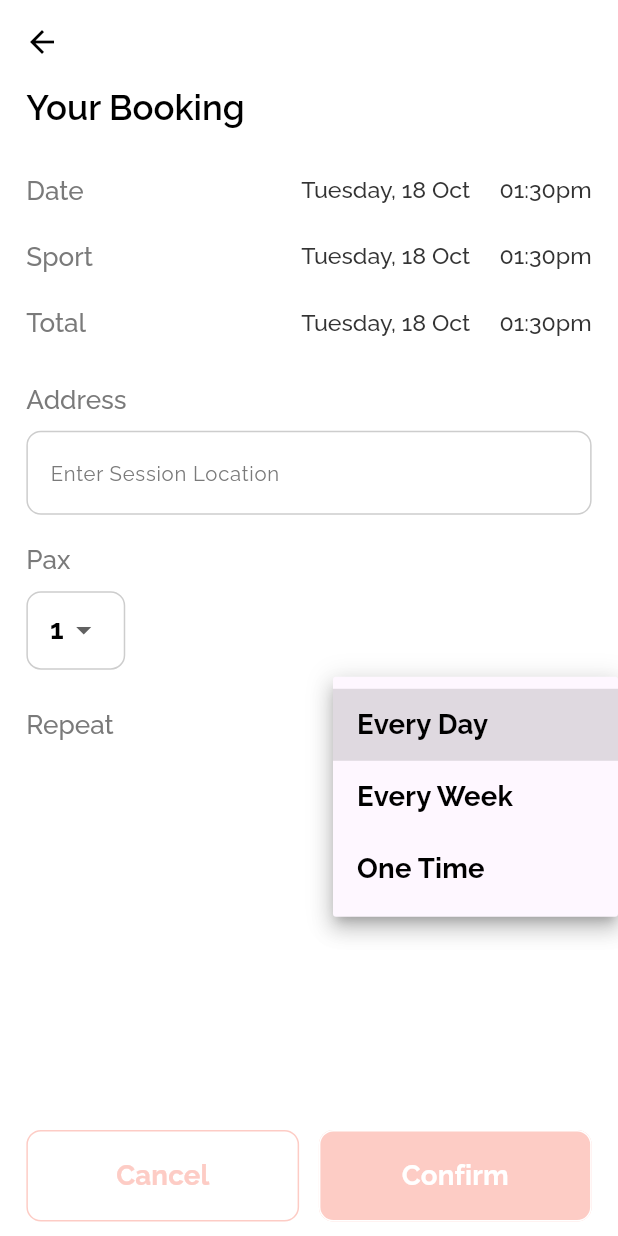
After one commit to Kdkartik7275/Hi-Coach, a Flutter app: the ConfirmationView screen opened by its route, after a tap on "Every Day", on a phone screen of 412 x 824 dp. The commit adds this screen. Run offline on Flutter 3.47's test engine with Material 3 defaults, Android fonts, the light colour scheme and no system bars; our stand-ins replace cached_network_image, card_swiper, cloud_firestore, country_picker, dotted_border, firebase_auth and 16 more; accounts and stored records are empty.

Commit message:
Features Added

```diff
--- a/lib/core/common/widget/buttons/profile_button.dart
+++ b/lib/core/common/widget/buttons/profile_button.dart
@@ -1,18 +1,22 @@
 import 'package:flutter/material.dart';
 import 'package:hi_coach/core/conifg/colors.dart';
 
-class ProfileButton extends StatelessWidget {
-  ProfileButton(
+class CustomButton extends StatelessWidget {
+  CustomButton(
       {super.key,
       required this.label,
       this.onPressed,
       this.size = const Size(271, 61),
-      this.backgroundColor = AppColors.primary});
+      this.backgroundColor = AppColors.primary,
+      this.borderColor = AppColors.white,
+      this.labelColor = AppColors.white});
 
   final Size size;
   final String label;
   Function()? onPressed;
   final Color backgroundColor;
+  final Color labelColor;
+  final Color borderColor;
 
   @override
   Widget build(BuildContext context) {
@@ -20,14 +24,14 @@ class ProfileButton extends StatelessWidget {
         style: ElevatedButton.styleFrom(
             fixedSize: size,
             backgroundColor: backgroundColor,
-            side: BorderSide(color: backgroundColor)),
+            side: BorderSide(color: borderColor)),
         onPressed: onPressed,
         child: Text(
           label,
           style: Theme.of(context)
               .textTheme
               .titleMedium!
-              .copyWith(color: AppColors.white),
+              .copyWith(color: labelColor),
         ));
   }
 }
--- a/lib/core/conifg/app_pages.dart
+++ b/lib/core/conifg/app_pages.dart
@@ -1,5 +1,8 @@
 import 'package:get/get_navigation/src/routes/get_route.dart';
+import 'package:hi_coach/src/bookings/binding/booking_binding.dart';
+import 'package:hi_coach/src/bookings/view/book_class/confirmation_view.dart';
 import 'package:hi_coach/src/bookings/view/book_class/select_date_view.dart';
+import 'package:hi_coach/src/bookings/view/bookings_view.dart';
 import 'package:hi_coach/src/notifications/bindings/notification_binding.dart';
 import 'package:hi_coach/src/notifications/view/notifications_view.dart';
 import 'package:hi_coach/src/splash/view/splash_view.dart';
@@ -32,8 +35,17 @@ class AppPages {
       binding: NotificationBinding(),
     ),
     GetPage(
+      name: _Paths.BOOKINGS,
+      page: () => const BookingsView(),
+      binding: BookingBinding(),
+    ),
+    GetPage(
       name: _Paths.SELECTDATE,
       page: () => const SelectDateView(),
     ),
+    GetPage(
+      name: _Paths.BOOKINGCONFIRMATION,
+      page: () => const ConfirmationView(),
+    ),
   ];
 }
--- a/lib/core/conifg/app_routes.dart
+++ b/lib/core/conifg/app_routes.dart
@@ -9,6 +9,8 @@ abstract class Routes {
   static const SPLASH = _Paths.SPLASH;
   static const NOTIFICATIONS = _Paths.NOTIFICATIONS;
   static const SELECTDATE = _Paths.SELECTDATE;
+  static const BOOKINGS = _Paths.BOOKINGS;
+  static const BOOKINGCONFIRMATION = _Paths.BOOKINGCONFIRMATION;
 }
 
 abstract class _Paths {
@@ -19,4 +21,6 @@ abstract class _Paths {
   static const SPLASH = '/splash';
   static const NOTIFICATIONS = '/notifications';
   static const SELECTDATE = '/select-date';
+  static const BOOKINGS = '/bookings';
+  static const BOOKINGCONFIRMATION = '/booking-confirmation';
 }
--- /dev/null
+++ b/lib/core/utils/constants/constants.dart
@@ -0,0 +1 @@
+List repeat = ['Every Day', 'Every Week', 'One Time'];
--- a/lib/core/utils/helpers/functions.dart
+++ b/lib/core/utils/helpers/functions.dart
@@ -131,6 +131,14 @@ class FileUtils {
 String formatTimeOfDay(TimeOfDay time) {
   final now = DateTime.now();
   final dt = DateTime(now.year, now.month, now.day, time.hour, time.minute);
-  final format = DateFormat.jm(); // 'jm' will format to '1:38 AM' or '1:38 PM'
+  final format = DateFormat.jm();
   return format.format(dt);
 }
+
+String formatTime(String time) {
+  DateTime parsedTime = DateFormat.Hm().parse(time);
+
+  String formattedTime = DateFormat('h:mm a').format(parsedTime);
+
+  return formattedTime;
+}
--- /dev/null
+++ b/lib/src/bookings/binding/booking_binding.dart
@@ -0,0 +1,9 @@
+import 'package:get/get.dart';
+import 'package:hi_coach/src/bookings/controller/booking_controller.dart';
+
+class BookingBinding extends Bindings {
+  @override
+  void dependencies() {
+    Get.lazyPut<BookingController>(() => BookingController());
+  }
+}
--- a/lib/src/bookings/controller/booking_controller.dart
+++ b/lib/src/bookings/controller/booking_controller.dart
@@ -1,3 +1,43 @@
 import 'package:get/get.dart';
+import 'package:hi_coach/models/coach.dart';
+import 'package:hi_coach/models/timings.dart';
+import 'package:intl/intl.dart';
 
-class BookingController extends GetxController {}
+class BookingController extends GetxController {
+  var times = Rx<Timings?>(null);
+
+  var loading = false.obs;
+
+  var focusedDay = Rx<DateTime>(DateTime.now());
+  var selectedDay = Rx<DateTime>(DateTime.now());
+
+  var selectedTime = Rx<Map<String, dynamic>>({});
+
+  void fetchCoachTimings(Coach coach, DateTime selectedDate) async {
+    loading.value = true;
+
+    String formattedDate = DateFormat('yyyy-MM-dd').format(selectedDate);
+
+    final timings = coach.timings!.firstWhereOrNull((time) =>
+        DateFormat('yyyy-MM-dd').format(time.date.toDate()) == formattedDate &&
+        time.isHoliday == false);
+
+    times.value = timings;
+
+    loading.value = false;
+  }
+
+  void selectTime(Map<String, dynamic> time) {
+    loading.value = true;
+
+    bool alreadyExist = time['start'] == selectedTime.value['start'] &&
+        time['end'] == selectedTime.value['end'];
+    if (alreadyExist) {
+      selectedTime.value = {};
+    } else {
+      selectedTime.value = time;
+    }
+
+    loading.value = false;
+  }
+}
--- /dev/null
+++ b/lib/src/bookings/view/book_class/confirmation_view.dart
@@ -0,0 +1,160 @@
+// ignore_for_file: public_member_api_docs, sort_constructors_first
+import 'package:flutter/material.dart';
+import 'package:flutter_screenutil/flutter_screenutil.dart';
+import 'package:hi_coach/core/common/widget/buttons/profile_button.dart';
+import 'package:hi_coach/core/common/widget/containers/rounded_container.dart';
+
+import 'package:hi_coach/core/conifg/colors.dart';
+import 'package:hi_coach/core/utils/constants/constants.dart';
+
+class ConfirmationView extends StatelessWidget {
+  const ConfirmationView({super.key});
+
+  @override
+  Widget build(BuildContext context) {
+    return Scaffold(
+      appBar: AppBar(),
+      body: Padding(
+        padding: EdgeInsets.symmetric(horizontal: 16.w),
+        child: Column(
+          crossAxisAlignment: CrossAxisAlignment.start,
+          children: [
+            Text(
+              'Your Booking',
+              style: Theme.of(context)
+                  .textTheme
+                  .headlineSmall!
+                  .copyWith(fontWeight: FontWeight.w600),
+            ),
+            SizedBox(height: 30.h),
+            const _BookingInfo(
+                title: 'Date', value: 'Tuesday, 18 Oct     01:30pm'),
+            SizedBox(height: 23.h),
+            const _BookingInfo(
+                title: 'Sport', value: 'Tuesday, 18 Oct     01:30pm'),
+            SizedBox(height: 23.h),
+            const _BookingInfo(
+                title: 'Total', value: 'Tuesday, 18 Oct     01:30pm'),
+            SizedBox(height: 30.h),
+            Text('Address',
+                style: Theme.of(context)
+                    .textTheme
+                    .titleLarge!
+                    .copyWith(color: AppColors.hintText, fontSize: 18.sp)),
+            SizedBox(height: 10.h),
+            const TextField(
+              decoration: InputDecoration(hintText: 'Enter Session Location'),
+            ),
+            SizedBox(height: 20.h),
+            Text('Pax',
+                style: Theme.of(context)
+                    .textTheme
+                    .titleLarge!
+                    .copyWith(color: AppColors.hintText, fontSize: 18.sp)),
+            SizedBox(height: 10.h),
+            TRoundedContainer(
+              height: 54.h,
+              width: 60.w,
+              radius: 10.r,
+              borderColor: AppColors.border,
+              alignment: Alignment.center,
+              showBorder: true,
+              child: DropdownButtonHideUnderline(
+                child: DropdownButton<String>(
+                  value: '1',
+                  dropdownColor: AppColors.white,
+                  borderRadius: BorderRadius.circular(12.r),
+                  items: List.generate(
+                      4,
+                      (index) => DropdownMenuItem(
+                            value: (index + 1).toString(),
+                            child: Text(
+                              (index + 1).toString(),
+                            ),
+                          )),
+                  onChanged: (value) {},
+                ),
+              ),
+            ),
+            SizedBox(height: 20.h),
+            Row(
+              mainAxisAlignment: MainAxisAlignment.spaceBetween,
+              children: [
+                Text('Repeat',
+                    style: Theme.of(context)
+                        .textTheme
+                        .titleLarge!
+                        .copyWith(color: AppColors.hintText, fontSize: 18.sp)),
+                TRoundedContainer(
+                  height: 36.h,
+                  radius: 10.w,
+                  width: 150,
+                  child: DropdownButtonHideUnderline(
+                    child: DropdownButton<String>(
+                      value: 'Every Day',
+                      items: List.generate(
+                        repeat.length,
+                        (index) => DropdownMenuItem(
+                          value: repeat[index],
+                          child: Text(
+                            repeat[index],
+                          ),
+                        ),
+                      ),
+                      onChanged: (value) {},
+                    ),
+                  ),
+                ),
+              ],
+            ),
+            const Spacer(),
+            Row(
+              children: [
+                Expanded(
+                    child: CustomButton(
+                  label: 'Cancel',
+                  borderColor: AppColors.primary,
+                  labelColor: AppColors.primary,
+                  backgroundColor: AppColors.white,
+                  onPressed: () {},
+                )),
+                SizedBox(width: 12.w),
+                Expanded(
+                    child: CustomButton(label: 'Confirm', onPressed: () {})),
+              ],
+            ),
+            SizedBox(height: 10.h)
+          ],
+        ),
+      ),
+    );
+  }
+}
+
+class _BookingInfo extends StatelessWidget {
+  const _BookingInfo({
+    required this.title,
+    required this.value,
+  });
+  final String title;
+  final String value;
+
+  @override
+  Widget build(BuildContext context) {
+    return Row(
+      mainAxisAlignment: MainAxisAlignment.spaceBetween,
+      children: [
+        Text(title,
+            style: Theme.of(context)
+                .textTheme
+                .titleLarge!
+                .copyWith(color: AppColors.hintText, fontSize: 18.sp)),
+        Text(value,
+            style: Theme.of(context)
+                .textTheme
+                .titleLarge!
+                .copyWith(color: AppColors.text))
+      ],
+    );
+  }
+}
--- a/lib/src/home/student/views/student_home_view.dart
+++ b/lib/src/home/student/views/student_home_view.dart
@@ -7,6 +7,7 @@ import 'package:hi_coach/core/common/widget/heading/heading.dart';
 import 'package:hi_coach/core/conifg/app_images.dart';
 import 'package:hi_coach/core/conifg/app_pages.dart';
 import 'package:hi_coach/core/conifg/colors.dart';
+import 'package:hi_coach/src/bookings/controller/booking_controller.dart';
 import 'package:hi_coach/src/favourite/controller/favourite_controller.dart';
 import 'package:hi_coach/src/home/student/widgets/drawer.dart';
 import 'package:hi_coach/src/notifications/contnroller/notification_controller.dart';
@@ -20,6 +21,7 @@ class StudentHomeView extends GetView<ProfileController> {
     final user = controller.user!;
     Get.put(NotificationController());
     Get.put(FavouriteController());
+    Get.put(BookingController());
 
     Get.put(LocationController());
     return Scaffold(
--- a/lib/src/profile/views/student/cp_student_view.dart
+++ b/lib/src/profile/views/student/cp_student_view.dart
@@ -54,7 +54,7 @@ class CoachProfileStudentView extends StatelessWidget {
                     // ONLY STUDENT CAN SEE THESE
                     const CoachContactInfoButtons(),
                     SizedBox(height: 25.h),
-                    ProfileButton(
+                    CustomButton(
                         size: Size(width * 0.85.w, height * 0.075.h),
                         label: 'Book Now',
                         onPressed: () =>
--- a/lib/src/profile/widgets/coach/reviews.dart
+++ b/lib/src/profile/widgets/coach/reviews.dart
@@ -31,7 +31,7 @@ class CoachReviewWidget extends StatelessWidget {
           ],
         ),
         SizedBox(height: 20.h),
-        ProfileButton(
+        CustomButton(
             label: 'Wrtie Review',
             size: const Size(280, 45),
             backgroundColor: Colors.green.shade500,
--- a/lib/src/schedule/controllers/schedule_controller.dart
+++ b/lib/src/schedule/controllers/schedule_controller.dart
@@ -1,17 +1,12 @@
-import 'package:cloud_firestore/cloud_firestore.dart';
 import 'package:get/get.dart';
-import 'package:hi_coach/core/conifg/colors.dart';
 import 'package:hi_coach/core/utils/helpers/functions.dart';
 import 'package:hi_coach/models/student.dart';
 import 'package:hi_coach/services/schedule/schedule_services.dart';
 import 'package:hi_coach/src/schedule/views/calender_view.dart';
 import 'package:intl/intl.dart';
 import 'package:flutter/material.dart';
-import 'package:uuid/uuid.dart';
 
 class ScheduleController extends GetxController {
-  List repeat = ['Every Day', 'Every Week', 'One Time'];
-
   // CONTROLLERS
 
   final title = TextEditingController();
--- a/lib/src/schedule/views/add_schedule_view.dart
+++ b/lib/src/schedule/views/add_schedule_view.dart
@@ -4,6 +4,7 @@ import 'package:flutter/material.dart';
 import 'package:flutter_screenutil/flutter_screenutil.dart';
 import 'package:get/get.dart';
 import 'package:hi_coach/core/common/widget/dialog/student_delete_dialog.dart';
+import 'package:hi_coach/core/utils/constants/constants.dart';
 import 'package:hi_coach/src/schedule/widgets/invite_student_dialog.dart';
 import 'package:hi_coach/src/schedule/widgets/student_tile.dart';
 import 'package:loading_overlay/loading_overlay.dart';
@@ -155,10 +156,10 @@ class AddScheduleView extends GetView<ScheduleController> {
                         scheduleController: controller,
                         initialValue: controller.repeatValue.value,
                         list: List.generate(
-                            controller.repeat.length,
+                            repeat.length,
                             (index) => DropdownMenuItem(
-                                  value: controller.repeat[index],
-                                  child: Text(controller.repeat[index]),
+                                  value: repeat[index],
+                                  child: Text(repeat[index]),
                                 )),
                         onChanged: (String? value) {
                           controller.repeatValue.value = value!;
```
Also changed, not shown: lib/src/bookings/view/book_class/select_date_view.dart (+101 -36 lines).
